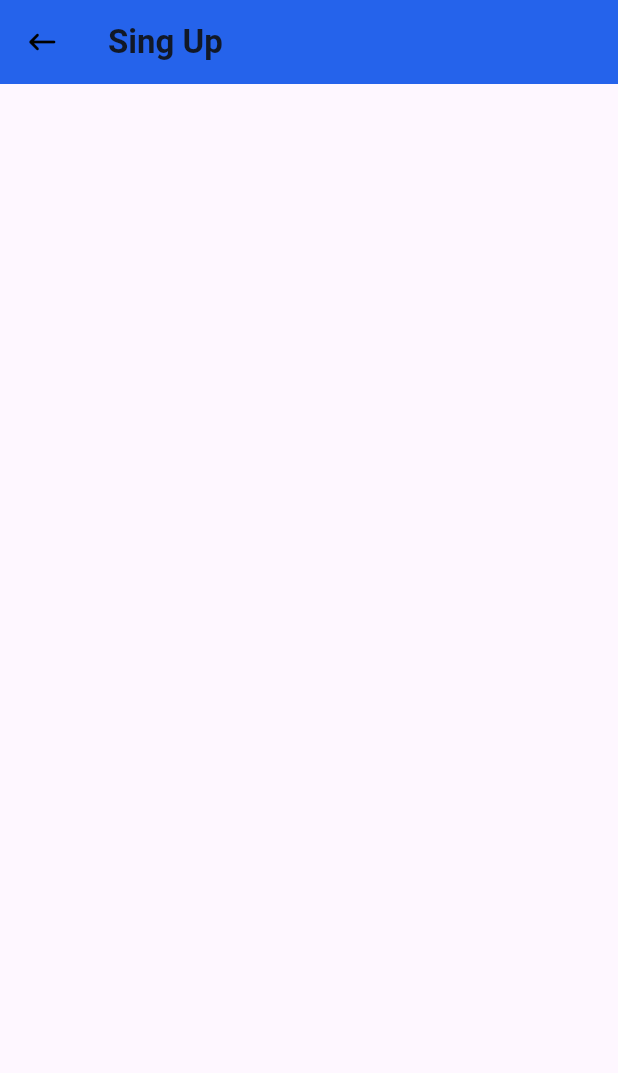
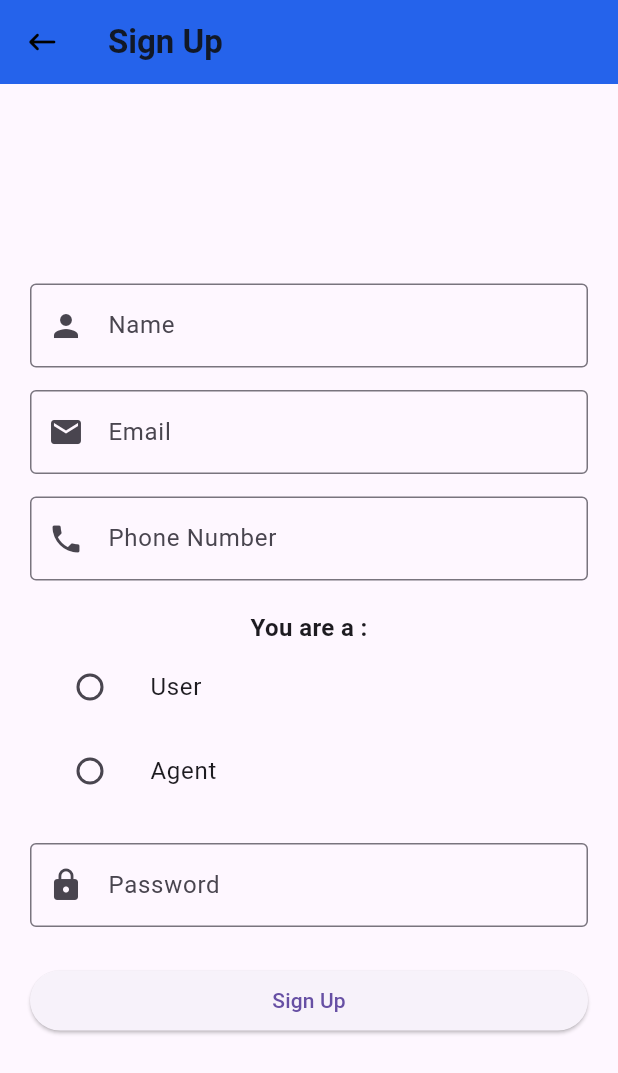
Before and after one commit to MhamdiSaber2004/RealStateApp, a Flutter app: the Registrer screen opened directly, on a phone screen of 412 x 824 dp. Shown: the top 1073 px of the screen. Run offline on Flutter 3.47's test engine with Material 3 defaults, Android fonts, the light colour scheme and no system bars; our stand-ins replace carousel_slider, gap; network calls fail.

Commit message:
auth view

```diff
--- a/flutterfront/lib/features/auth/views/registre_view.dart
+++ b/flutterfront/lib/features/auth/views/registre_view.dart
@@ -1,5 +1,6 @@
 import 'package:flutter/material.dart';
 import 'package:flutterfront/shared/appbar_widget.dart';
+import 'package:gap/gap.dart';
 
 class Registrer extends StatefulWidget {
   const Registrer({super.key});
@@ -9,8 +10,124 @@ class Registrer extends StatefulWidget {
 }
 
 class _RegistrerState extends State<Registrer> {
+  final TextEditingController nameController = TextEditingController();
+  final TextEditingController emailController = TextEditingController();
+  final TextEditingController phoneController = TextEditingController();
+  final TextEditingController passwordController = TextEditingController();
+
+  String? _selectedOption;
+
   @override
   Widget build(BuildContext context) {
-    return Scaffold(appBar: const AppBarWidget(title: "Sing Up"));
+    return Scaffold(
+      appBar: const AppBarWidget(title: "Sign Up"),
+      body: Padding(
+        padding: const EdgeInsets.all(20.0),
+        child: Center(
+          child: SingleChildScrollView(
+            child: Column(
+              children: [
+                // Name
+                TextField(
+                  controller: nameController,
+                  decoration: const InputDecoration(
+                    border: OutlineInputBorder(),
+                    labelText: 'Name',
+                    prefixIcon: Icon(Icons.person),
+                  ),
+                ),
+                const Gap(15),
+
+                // Email
+                TextField(
+                  controller: emailController,
+                  decoration: const InputDecoration(
+                    border: OutlineInputBorder(),
+                    labelText: 'Email',
+                    prefixIcon: Icon(Icons.email),
+                  ),
+                ),
+                const Gap(15),
+
+                // Phone
+                TextField(
+                  controller: phoneController,
+                  decoration: const InputDecoration(
+                    border: OutlineInputBorder(),
+                    labelText: 'Phone Number',
+                    prefixIcon: Icon(Icons.phone),
+                  ),
+                ),
+                const Gap(20),
+
+                // Role selector
+                const Text(
+                  "You are a :",
+                  style: TextStyle(fontSize: 16, fontWeight: FontWeight.bold),
+                ),
+                Column(
+                  children: <Widget>[
+                    ListTile(
+                      title: const Text('User'),
+                      leading: Radio<String>(
+                        value: 'user',
+                        groupValue: _selectedOption,
+                        onChanged: (String? value) {
+                          setState(() {
+                            _selectedOption = value;
+                          });
+                        },
+                      ),
+                    ),
+                    ListTile(
+                      title: const Text('Agent'),
+                      leading: Radio<String>(
+                        value: 'agent',
+                        groupValue: _selectedOption,
+                        onChanged: (String? value) {
+                          setState(() {
+                            _selectedOption = value;
+                          });
+                        },
+                      ),
+                    ),
+                  ],
+                ),
+
+                const Gap(20),
+
+                // Password
+                TextField(
+                  controller: passwordController,
+                  obscureText: true,
+                  decoration: const InputDecoration(
+                    border: OutlineInputBorder(),
+                    labelText: 'Password',
+                    prefixIcon: Icon(Icons.lock),
+                  ),
+                ),
+
+                const Gap(25),
+
+                // Sign Up Button
+                SizedBox(
+                  width: double.infinity,
+                  child: ElevatedButton(
+                    onPressed: () {
+                      print("Name: ${nameController.text}");
+                      print("Email: ${emailController.text}");
+                      print("Phone: ${phoneController.text}");
+                      print("Role: $_selectedOption");
+                      print("Password: ${passwordController.text}");
+                    },
+                    child: const Text("Sign Up"),
+                  ),
+                ),
+              ],
+            ),
+          ),
+        ),
+      ),
+    );
   }
 }
--- a/flutterfront/pubspec.yaml
+++ b/flutterfront/pubspec.yaml
@@ -37,6 +37,7 @@ dependencies:
   # The following adds the Cupertino Icons font to your application.
   # Use with the CupertinoIcons class for iOS style icons.
   cupertino_icons: ^1.0.8
+  http: ^1.6.0
 
 dev_dependencies:
   flutter_test:
```
Also changed, not shown: flutterfront/lib/core/network/api_exceptions.dart (+23 -0 lines), flutterfront/lib/core/network/api_service.dart (+105 -0 lines), flutterfront/lib/features/auth/views/login_view.dart (+48 -1 lines), flutterfront/lib/features/auth/views/profil_view.dart (+10 -1 lines), flutterfront/pubspec.lock.
